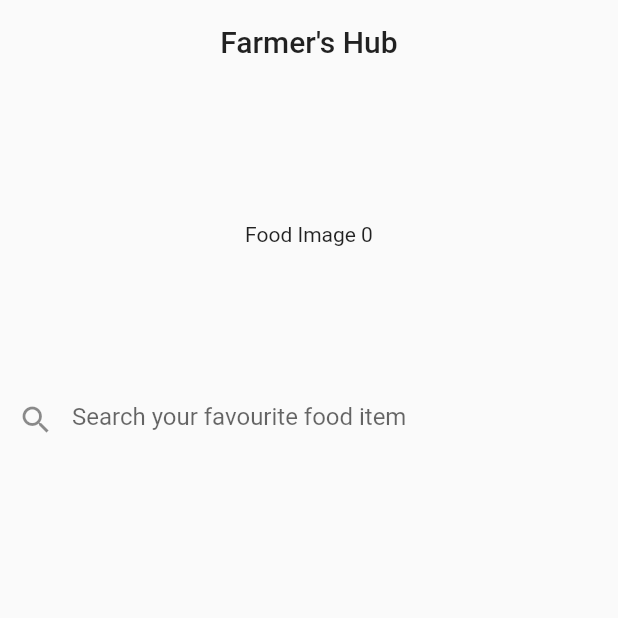
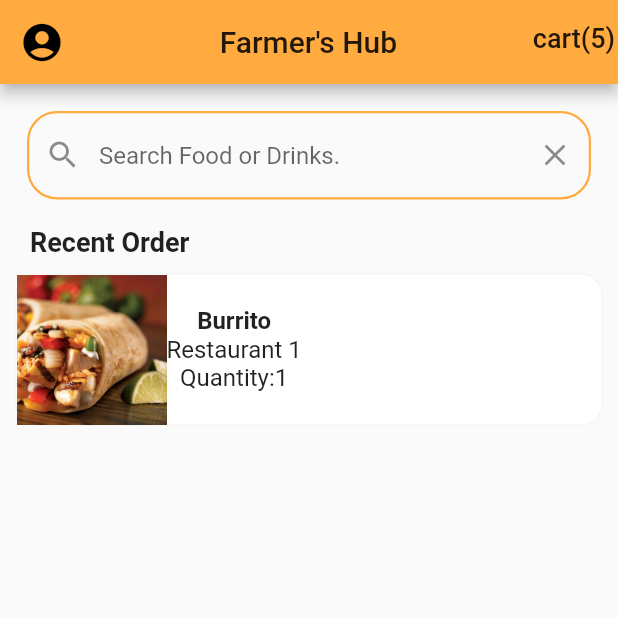
Before and after one commit to kalind7/farmers_hub, a Flutter app: the screen it shows after launch, on a phone screen of 412 x 824 dp, the top half of it. Run offline on Flutter 3.47's test engine with Material 2 defaults, Android fonts, the phone set to English and light mode, and no system bars.

Commit message:
changed ui

```diff
--- a/lib/datas/data_all.dart
+++ b/lib/datas/data_all.dart
@@ -32,10 +32,17 @@ final _restaurant1 = Restaurant(
   rating: 5,
   menu: [_burrito,  _pasta, _ramen, _pancakes, _burger, _pizza],
 );
-
+final _restaurant2 = Restaurant(
+  imageUrl: 'assets/images/restaurant0.jpg',
+  restaurantName: 'Restaurant 1',
+  address: 'Gaushala,ktm',
+  rating: 5,
+  menu: [_burrito,  _pasta, _ramen, _pancakes, _burger, _pizza],
+);
 final List<Restaurant> restaurants = [
   _restaurant0,
   _restaurant1,
+  _restaurant2,
 ];
 
 //User
@@ -57,7 +64,7 @@ final currentUser = User(
     Order(
       date: 'Sept 5, 2020',
       foodItem: _burger,
-      restaurant: _restaurant0,
+      restaurant: _restaurant2,
       quantity: 2,
     ),
     Order(
@@ -77,7 +84,7 @@ final currentUser = User(
     Order(
       date: 'Oct 11, 2020',
       foodItem: _burger,
-      restaurant: _restaurant1,
+      restaurant: _restaurant2,
       quantity: 2,
     ),
     Order(
@@ -95,7 +102,7 @@ final currentUser = User(
     Order(
       date: 'Nov 11, 2020',
       foodItem: _pancakes,
-      restaurant: _restaurant1,
+      restaurant: _restaurant2,
       quantity: 3,
     ),
     Order(
--- a/lib/main.dart
+++ b/lib/main.dart
@@ -1,3 +1,4 @@
+import 'package:farmers_hub/screens/home_screen.dart';
 import 'package:flutter/material.dart';
 
 void main() {
@@ -8,68 +9,68 @@ class MyApp extends StatelessWidget {
   @override
   Widget build(BuildContext context) {
     return MaterialApp(
-      title: 'Farmer\'s Hub',
+      debugShowCheckedModeBanner: false,
       theme: ThemeData(
-        primarySwatch: Colors.blue,
-        visualDensity: VisualDensity.adaptivePlatformDensity,
+       primaryColor: Colors.orangeAccent,
+        scaffoldBackgroundColor: Colors.grey[50],
       ),
-      home: MyHomePage(title: 'Farmer\'s Hub'),
+      home: HomeScreen(),
     );
   }
 }
 
-class MyHomePage extends StatefulWidget {
-  MyHomePage({Key key, this.title}) : super(key: key);
-  final String title;
-
-  @override
-  _MyHomePageState createState() => _MyHomePageState();
-}
-
-class _MyHomePageState extends State<MyHomePage> {
-  @override
-  Widget build(BuildContext context) {
-    return Scaffold(
-      appBar: AppBar(
-        centerTitle: true,
-        title: Text(widget.title, style: TextStyle(color: Colors.black87)),
-        backgroundColor: Colors.grey[50],
-        elevation: 0,
-      ),
-      body: Column(
-        children: [
-          SingleChildScrollView(
-            scrollDirection: Axis.horizontal,
-            child: SizedBox(
-              height: 200,
-              width: MediaQuery.of(context).size.width,
-              child: ListView.builder(
-                scrollDirection: Axis.horizontal,
-                itemCount: 4,
-                itemBuilder: (context, index){
-                  return Container(
-                    height: 200,
-                    width: MediaQuery.of(context).size.width,
-                    child: Center(
-                      // yo chai paxi images le replace garni from database
-                      child: Text("Food Image "+ index.toString()),
-                    )
-                  );
-                },
-              ),
-            ),
-          ),
-          TextField(
-            controller: TextEditingController(),
-            decoration: InputDecoration(
-              hintText: "Search your favourite food item",
-              prefixIcon: Icon(Icons.search),
-              border: InputBorder.none,
-            ),
-            keyboardType: TextInputType.text,
-          )
-        ],
-      ),
-    );
-  }
-}
+// class MyHomePage extends StatefulWidget {
+//   MyHomePage({Key key, this.title}) : super(key: key);
+//   final String title;
+//
+//   @override
+//   _MyHomePageState createState() => _MyHomePageState();
+// }
+//
+// class _MyHomePageState extends State<MyHomePage> {
+//   @override
+//   Widget build(BuildContext context) {
+//     return Scaffold(
+//       appBar: AppBar(
+//         centerTitle: true,
+//         title: Text(widget.title, style: TextStyle(color: Colors.black87)),
+//         backgroundColor: Colors.grey[50],
+//         elevation: 0,
+//       ),
+//       body: Column(
+//         children: [
+//           SingleChildScrollView(
+//             scrollDirection: Axis.horizontal,
+//             child: SizedBox(
+//               height: 200,
+//               width: MediaQuery.of(context).size.width,
+//               child: ListView.builder(
+//                 scrollDirection: Axis.horizontal,
+//                 itemCount: 4,
+//                 itemBuilder: (context, index){
+//                   return Container(
+//                     height: 200,
+//                     width: MediaQuery.of(context).size.width,
+//                     child: Center(
+//                       // yo chai paxi images le replace garni from database
+//                       child: Text("Food Image "+ index.toString()),
+//                     )
+//                   );
+//                 },
+//               ),
+//             ),
+//           ),
+//           TextField(
+//             controller: TextEditingController(),
+//             decoration: InputDecoration(
+//               hintText: "Search your favourite food item",
+//               prefixIcon: Icon(Icons.search),
+//               border: InputBorder.none,
+//             ),
+//             keyboardType: TextInputType.text,
+//           )
+//         ],
+//       ),
+//     );
+//   }
+// }
--- /dev/null
+++ b/lib/screens/home_screen.dart
@@ -0,0 +1,69 @@
+import 'package:farmers_hub/datas/data_all.dart';
+import 'package:farmers_hub/widgets/recent_order.dart';
+import 'package:flutter/material.dart';
+
+class HomeScreen extends StatefulWidget {
+  @override
+  _HomeScreenState createState() => _HomeScreenState();
+}
+
+class _HomeScreenState extends State<HomeScreen> {
+  @override
+  Widget build(BuildContext context) {
+    return Scaffold(
+      appBar: AppBar(
+        leading: IconButton(
+          onPressed: (){},
+          iconSize: 30,
+          icon: Icon(Icons.account_circle),
+        ),
+        title: Center(child: Text('Farmer\'s Hub')),
+        actions: <Widget>[
+
+          GestureDetector(
+            onTap: (){},
+            child: Padding(
+                padding: EdgeInsets.only( top: 15, right: 2),
+                child: Text('cart(${currentUser.cart.length})',
+                  style: TextStyle(fontSize:18.0, fontWeight: FontWeight.w500 ),
+
+                ),
+            ),
+          ),
+        ],
+      ),
+      body:ListView(
+        children: [
+
+          Padding(
+            padding: EdgeInsets.all(18),
+            child: TextField(
+              decoration: InputDecoration(
+                border: OutlineInputBorder(
+                  borderRadius: BorderRadius.circular(28),
+                ),
+                enabledBorder: OutlineInputBorder(
+                  borderSide: BorderSide(
+                    width: 1.5,
+                    color: Theme.of(context).primaryColor,
+                  ),
+                  borderRadius: BorderRadius.circular(20),
+                ),
+                hintText: 'Search Food or Drinks.',
+                prefixIcon: Icon(Icons.search),
+                suffixIcon: Icon(Icons.close),
+
+              ),
+            ),
+          ),
+
+          RecentOrder(),
+
+        ],
+      ) ,
+
+
+
+    );
+  }
+}
--- /dev/null
+++ b/lib/widgets/recent_order.dart
@@ -0,0 +1,62 @@
+import 'package:farmers_hub/datas/data_all.dart';
+import 'package:farmers_hub/model/order.dart';
+import 'package:flutter/cupertino.dart';
+import 'package:flutter/material.dart';
+
+class RecentOrder extends StatelessWidget {
+  @override
+    dynamic _buildRecentOrder(Order order){
+        return Container(
+          margin: EdgeInsets.all(10),
+          width: 320,
+          decoration: BoxDecoration(
+            color: Colors.white,
+            borderRadius: BorderRadius.circular(15),
+            border: Border.all(width: 1.0, color: Colors.grey[100]),
+          ),
+          child: Row(
+            children: [
+              Image(
+                height: 100,
+                width: 100,
+                fit: BoxFit.cover,
+                image: AssetImage(order.foodItem.imageUrl),
+              ),
+              Column(
+                children: [
+                  Text(order.foodItem.foodName, style: TextStyle(fontSize: 16, fontWeight: FontWeight.bold),),
+                  Text(order.restaurant.restaurantName, style: TextStyle(fontSize: 16, fontWeight: FontWeight.w400),),
+                  Text('Quantity:${order.quantity.toString()}', style: TextStyle(fontSize: 16, fontWeight: FontWeight.w400),),
+                ],
+
+              ),
+
+            ],
+          ),
+        );
+  }
+  Widget build(BuildContext context) {
+    return Column(
+      crossAxisAlignment: CrossAxisAlignment.start,
+      children: [
+        Padding(
+          padding: EdgeInsets.only(left: 20),
+            child: Text('Recent Order', style: TextStyle(fontSize: 18, fontWeight: FontWeight.w600),)
+
+        ),
+        Container(
+          height: 120,
+
+          child: ListView.builder(
+              itemCount: currentUser.orders.length,
+              itemBuilder:(context,position){
+                Order order = currentUser.orders[position];
+
+                return _buildRecentOrder(order);
+              }
+          ),
+        )
+      ],
+    );
+  }
+}
```
Also changed, not shown: pubspec.lock, 4 other files.
